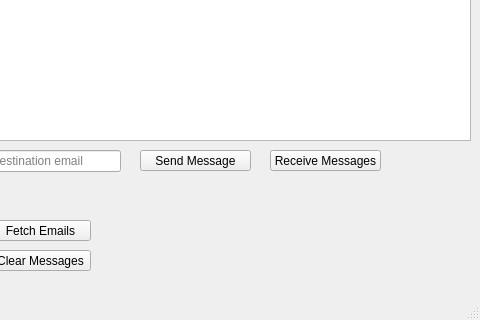
First picture: the form in src/client/mainwindow.ui, repository JohnAgapeyev/SIGEMAIL, before the edit; both pictures show x 320 to 800 and y 280 to 600 of the 800 by 600 pixel window.
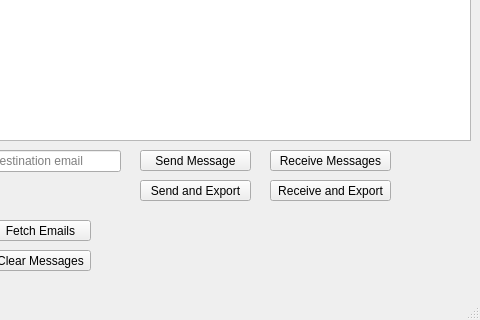
Second picture: the form after the edit.

Commit message: Added export buttons on gui and initial implementation

Patch:
```diff
--- a/src/client/mainwindow.ui
+++ b/src/client/mainwindow.ui
@@ -141,7 +141,7 @@
      <rect>
       <x>590</x>
       <y>430</y>
-      <width>111</width>
+      <width>121</width>
       <height>21</height>
      </rect>
     </property>
@@ -211,6 +211,32 @@
      <string>Fetch Emails</string>
     </property>
    </widget>
+   <widget class="QPushButton" name="send_export">
+    <property name="geometry">
+     <rect>
+      <x>460</x>
+      <y>460</y>
+      <width>111</width>
+      <height>21</height>
+     </rect>
+    </property>
+    <property name="text">
+     <string>Send and Export</string>
+    </property>
+   </widget>
+   <widget class="QPushButton" name="recv_export">
+    <property name="geometry">
+     <rect>
+      <x>590</x>
+      <y>460</y>
+      <width>121</width>
+      <height>21</height>
+     </rect>
+    </property>
+    <property name="text">
+     <string>Receive and Export</string>
+    </property>
+   </widget>
   </widget>
   <widget class="QStatusBar" name="statusbar"/>
  </widget>
```
The commit also changes 2 other files.
